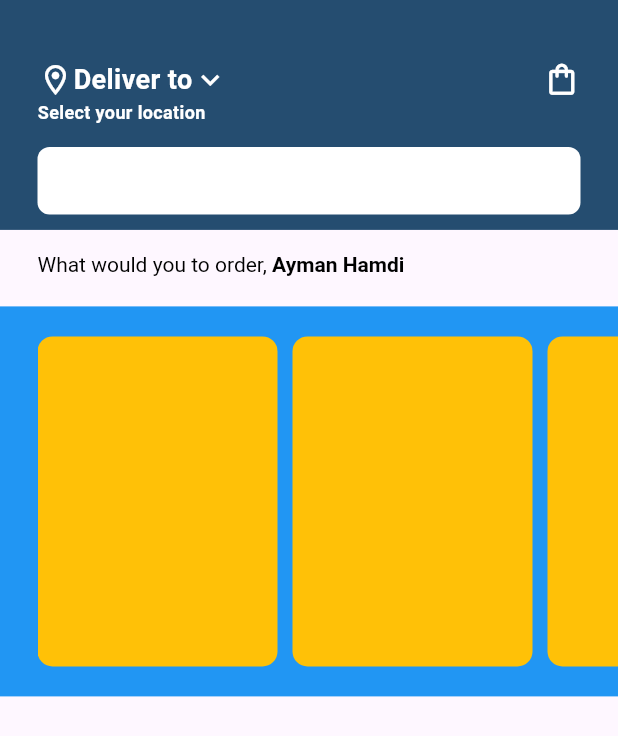
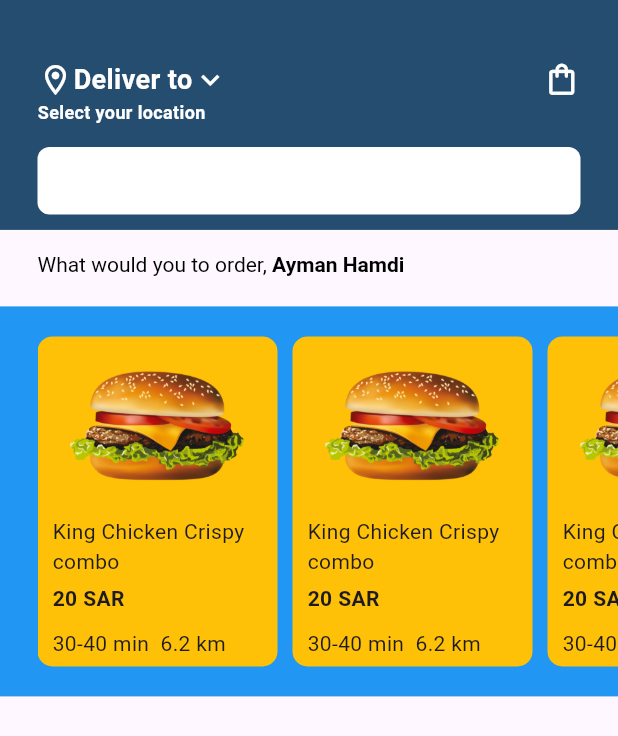
Before and after one commit to ayman-dev09/deliveryapp, a Flutter app: the screen it shows after launch, on a phone screen of 412 x 824 dp. Shown: the top 736 px of the screen. Run offline on Flutter 3.47's test engine with Material 3 defaults, Android fonts, the phone set to English and light mode, and no system bars; our stand-ins replace get.

Commit message:
16-09-2025 home

```diff
--- a/lib/view/pages/home_screen_widgets/horizontal_list_widget.dart
+++ b/lib/view/pages/home_screen_widgets/horizontal_list_widget.dart
@@ -44,6 +44,35 @@ class HorizontalListWidget extends StatelessWidget {
         borderRadius: BorderRadius.circular(10),
         color: Colors.amber,
       ),
+      child: Column(
+        crossAxisAlignment: CrossAxisAlignment.start,
+        children: [
+          Padding(
+            padding: const EdgeInsets.only(top: 10, left: 20, right: 20),
+            child: Image.asset(
+              'assets/list_food_images/burger.png',
+              width: double.maxFinite,
+              height: 100,
+              fit: BoxFit.contain,
+            ),
+          ),
+          Padding(
+            padding: const EdgeInsets.only(top: 10, left: 10, right: 20),
+            child: Text('King Chicken Crispy combo'),
+          ),
+          Padding(
+            padding: const EdgeInsets.only(top: 5, left: 10, right: 20),
+            child: Text(
+              '20 SAR',
+              style: TextStyle(fontWeight: FontWeight.bold),
+            ),
+          ),
+          Padding(
+            padding: const EdgeInsets.only(top: 10, left: 10, right: 20),
+            child: Text('30-40 min  6.2 km'),
+          ),
+        ],
+      ),
     );
   }
 }
--- a/pubspec.yaml
+++ b/pubspec.yaml
@@ -59,8 +59,8 @@ flutter:
   uses-material-design: true
 
   # To add assets to your application, add an assets section, like this:
-  # assets:
-  #   - images/a_dot_burr.jpeg
+  assets:
+    - assets/list_food_images/
   #   - images/a_dot_ham.jpeg
 
   # An image asset can refer to one or more resolution-specific "variants", see
```
Also changed, not shown: assets/list_food_images/burger.png (added).
